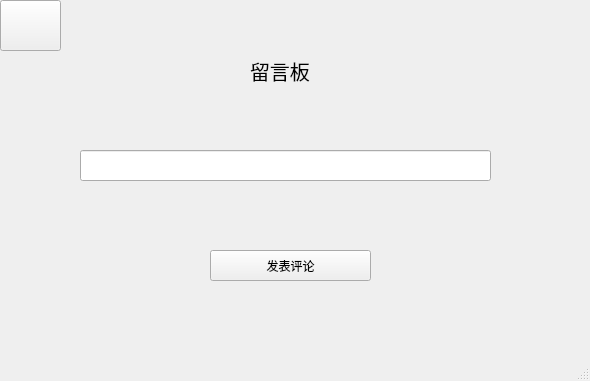
Old version of the form mainwindow6.ui in the repository code-aifarmer/Home-appliance-information-management-system-.
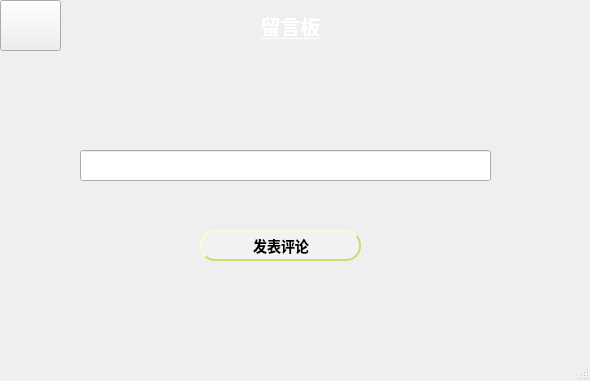
New version of the form. Icons and pictures are not drawn.

```diff
--- a/mainwindow6.ui
+++ b/mainwindow6.ui
@@ -13,24 +13,42 @@
   <property name="windowTitle">
    <string>MainWindow</string>
   </property>
+  <property name="styleSheet">
+   <string notr="true">
+ background-color: qlineargradient(x1:0, y1:0, x2:1, y2:1,
+stop:0 #ffffff,stop:1 #ffffff);</string>
+  </property>
   <widget class="QWidget" name="centralwidget">
    <widget class="QLabel" name="label">
     <property name="geometry">
      <rect>
-      <x>250</x>
-      <y>50</y>
-      <width>91</width>
-      <height>41</height>
+      <x>-20</x>
+      <y>0</y>
+      <width>621</width>
+      <height>51</height>
      </rect>
     </property>
     <property name="font">
      <font>
       <pointsize>15</pointsize>
+      <weight>75</weight>
+      <bold>true</bold>
+      <underline>true</underline>
      </font>
     </property>
+    <property name="styleSheet">
+     <string notr="true">
+ background-color: qlineargradient(x1:0, y1:0, x2:1, y2:1,
+stop:0 #91c46c,stop:1#91c46c);
+ 
+color: white; </string>
+    </property>
     <property name="text">
      <string>留言板</string>
     </property>
+    <property name="alignment">
+     <set>Qt::AlignCenter</set>
+    </property>
    </widget>
    <widget class="QLineEdit" name="lineEdit">
     <property name="geometry">
@@ -48,12 +66,40 @@
    <widget class="QPushButton" name="pushButton">
     <property name="geometry">
      <rect>
-      <x>210</x>
-      <y>250</y>
+      <x>200</x>
+      <y>230</y>
       <width>161</width>
       <height>31</height>
      </rect>
     </property>
+    <property name="styleSheet">
+     <string notr="true">QPushButton:hover {
+background-color: #91c46c;
+
+}
+
+QPushButton {
+background-color: #ffffff;
+color: #ffffff;
+color: black;
+                    /* 文字颜色 */
+background-color: #f2f2f2;       /* 背景色 */
+border-style: outset;            /* 边框风格 */
+border-width: 2px;               /* 边框宽度 */
+border-radius: 5px;              /* 边框圆角 */
+border-color: #c6e070;           /* 边框颜色 */
+font: bold 14px;                 /* 字体 */
+min-width: 2em;                  /* 控件最小宽度 */
+min-height: 2px;                 /* 控件最小高度 */
+font-family: 宋体;            /* 字库 */
+padding: 5px;                    /* 内边距 */
+padding-left:6px;                /* 文字横向偏移 */
+padding-top:6px;                 /* 文字纵向偏移 */
+border-radius:15px
+}
+
+</string>
+    </property>
     <property name="text">
      <string>发表评论</string>
     </property>
```
Left out of the diff: 110 changed lines with no effect on the pictures.
